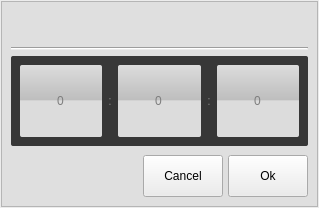
First picture: the form in ui/dialog/datetimesetdialog.ui, repository 15903016222/Voice, before the edit.
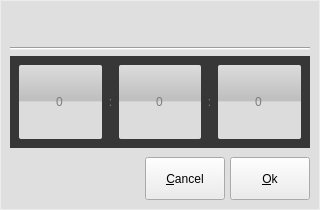
Second picture: the form after the edit.

Commit message: Updated:修改NetworkDialog的UI界面

Patch:
```diff
--- a/ui/dialog/datetimesetdialog.ui
+++ b/ui/dialog/datetimesetdialog.ui
@@ -6,8 +6,8 @@
    <rect>
     <x>0</x>
     <y>0</y>
-    <width>319</width>
-    <height>208</height>
+    <width>320</width>
+    <height>210</height>
    </rect>
   </property>
   <property name="windowTitle">
@@ -33,23 +33,43 @@
     <number>0</number>
    </property>
    <item row="0" column="0">
-    <widget class="QFrame" name="frame">
+    <widget class="QWidget" name="widget" native="true">
      <property name="styleSheet">
-      <string notr="true">QFrame#frame{
+      <string notr="true">QWidget#widget{
 	background-color:rgba(220, 220, 220, 204);
 }
 
-QFrame#label{
+QWidget#label{
 	background-color:rgba(0, 0, 0, 0);
 }
 
-QFrame#line{
-	color:black;
+QWidget#widget_2{
+	background-color: rgba(0, 0, 0, 0)
+}
+
+QWidget QPushButton{
+	font: 16pt &quot;Arial&quot;;
+}
+
+QWidget#widget_3{
+	background-color: rgb(55, 55, 55);
+}
+
+QWidget QLabel{
+	color: rgb(125, 125, 125);
+	font: bold 24pt &quot;Arial&quot;;
+	background-color: rgba(55, 55, 55, 0);
+
+}
+QWidget QSpinBox{
+  	color: rgb(125, 125, 125);
+	font: bold 24pt &quot;Arial&quot;;
+	background-color: qlineargradient(spread:pad, x1:0.5, y1:0, x2:0.5, y2:0.5, stop:0 rgba(220, 220, 220, 255), stop:0.957143 rgba(190, 190, 190, 255), stop:1 rgba(220, 220, 220, 255));
+	selection-color: rgb(125, 125, 125);
+	border: 0px solid;
+	border-radius: 2px;
 }</string>
      </property>
-     <property name="frameShape">
-      <enum>QFrame::StyledPanel</enum>
-     </property>
      <layout class="QGridLayout" name="gridLayout" rowstretch="2,1,6,3">
       <property name="leftMargin">
        <number>9</number>
@@ -99,7 +119,7 @@
        </widget>
       </item>
       <item row="2" column="0">
-       <widget class="QWidget" name="widget" native="true">
+       <widget class="QWidget" name="widget_3" native="true">
         <property name="sizePolicy">
          <sizepolicy hsizetype="Ignored" vsizetype="Ignored">
           <horstretch>0</horstretch>
@@ -107,27 +127,7 @@
          </sizepolicy>
         </property>
         <property name="styleSheet">
-         <string notr="true">QWidget#widget{
-	border-radius: 2px;
-	background-color: rgb(55, 55, 55);
-}
-
-QWidget QLabel{
-	color: rgb(125, 125, 125);
-	font: bold 24pt &quot;Arial&quot;;
-	background-color: rgba(55, 55, 55, 0);
-}
-
-QWidget QSpinBox{
-   color: rgb(125, 125, 125);
-	font: bold 24pt &quot;Arial&quot;;
-	background-color: qlineargradient(spread:pad, x1:0.5, y1:0, x2:0.5, y2:0.5, stop:0 rgba(220, 220, 220, 255), stop:0.957143 rgba(190, 190, 190, 255), stop:1 rgba(220, 220, 220, 255));
-	selection-background-color: rgba(0, 0, 0, 0);
-	selection-color: rgb(125, 125, 125);
-	border: 0px solid;
-	border-radius: 2px;
-}
-</string>
+         <string notr="true"/>
         </property>
         <layout class="QGridLayout" name="gridLayout_3" columnstretch="5,1,5,1,5">
          <property name="topMargin">
@@ -210,9 +210,7 @@
       <item row="3" column="0">
        <widget class="QWidget" name="widget_2" native="true">
         <property name="styleSheet">
-         <string notr="true">QWidget#widget_2{
-	background-color: rgba(0, 0, 0, 0)
-}</string>
+         <string notr="true"/>
         </property>
         <layout class="QGridLayout" name="gridLayout_4" columnstretch="2,1,1">
          <property name="leftMargin">
@@ -258,7 +256,7 @@
             <enum>Qt::NoFocus</enum>
            </property>
            <property name="text">
-            <string>Cancel</string>
+            <string>&amp;Cancel</string>
            </property>
           </widget>
          </item>
@@ -274,7 +272,7 @@
             <enum>Qt::NoFocus</enum>
            </property>
            <property name="text">
-            <string>Ok</string>
+            <string>&amp;Ok</string>
            </property>
           </widget>
          </item>
```
The commit also changes 2 other files.
